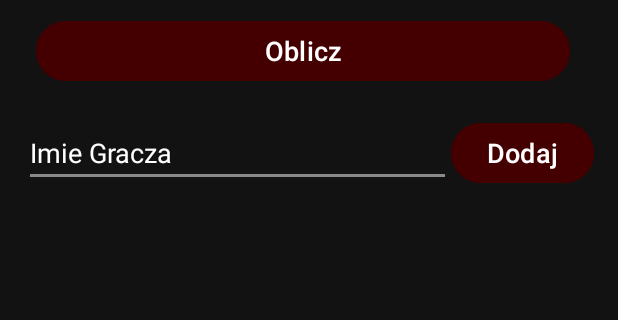
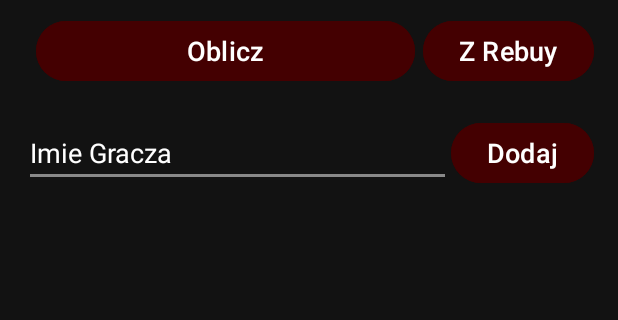
Before and after one commit to PejperO/PokerCalculator, an Android app: the screen it shows after launch (MainActivity), on a phone screen of 412 x 824 dp, the part 226-546 px from its top. Run offline under Robolectric (Android 15) with nearby library versions, the phone set to English and light mode, and no system bars.

Commit message:
switching between options

```diff
--- a/app/src/main/java/com/example/pokercalculator/MainActivity.kt
+++ b/app/src/main/java/com/example/pokercalculator/MainActivity.kt
@@ -21,6 +21,7 @@ class MainActivity : AppCompatActivity() {
     private val cost = mutableListOf<Double>()
     private val rebuy = mutableListOf<Int>()
     private val transferList = mutableListOf<String>()
+    private var useRebuy = true  // Domyślnie używamy rebuy
 
     private lateinit var recyclerView: RecyclerView
     private lateinit var adapter: PlayerAdapter
@@ -31,12 +32,13 @@ class MainActivity : AppCompatActivity() {
         setContentView(R.layout.activity_main)
 
         val buttonAdd = findViewById<Button>(R.id.buttonAdd)
+        val buttonSwitch = findViewById<Button>(R.id.buttonSwitch)
         val editTextName = findViewById<EditText>(R.id.editTextName)
         val buttonCalculate = findViewById<Button>(R.id.buttonCalculate)
         val textViewResult = findViewById<TextView>(R.id.textViewResult)
 
         recyclerView = findViewById(R.id.recyclerViewPlayers)
-        adapter = PlayerAdapter(people, cost, rebuy)
+        adapter = PlayerAdapter(people, cost, rebuy, useRebuy)
         recyclerView.adapter = adapter
         recyclerView.layoutManager = LinearLayoutManager(this)
 
@@ -45,15 +47,24 @@ class MainActivity : AppCompatActivity() {
 
             if (name.isNotEmpty()) {
                 people.add(name)
-                cost.add(0.0)  // Automatically add 0.0 for balance
-                rebuy.add(0)   // Automatically add 0 for rebuy
+                cost.add(0.0)  // Automatycznie ustawiamy 0.0 dla wyniku
+                rebuy.add(0)   // Automatycznie ustawiamy 0 dla rebuy
                 adapter.notifyDataSetChanged()
                 editTextName.text.clear()
             }
         }
 
+        buttonSwitch.setOnClickListener {
+            useRebuy = !useRebuy
+            buttonSwitch.text = if (useRebuy) "Z Rebuy" else "Bez Rebuy"
+            adapter.setUseRebuy(useRebuy) // Aktualizujemy adapter, aby ukryć/pokazać pole rebuy
+            Toast.makeText(this, "Zmieniono tryb na: ${buttonSwitch.text}", Toast.LENGTH_SHORT).show()
+        }
+
         buttonCalculate.setOnClickListener {
-            adjustBalancesForRebuys() // Perform rebuy adjustments
+            if (useRebuy) {
+                adjustBalancesForRebuys()
+            }
             val message = checkValues(cost)
             if (message.isNotEmpty()) {
                 textViewResult.text = message
@@ -77,10 +88,12 @@ class MainActivity : AppCompatActivity() {
     }
 
     private fun adjustBalancesForRebuys() {
+        if (!useRebuy) return // Nie modyfikujemy kosztów, jeśli tryb jest "bez rebuy"
+
         for (i in cost.indices) {
             val rebuyCount = rebuy[i]
             val originalBalance = cost[i]
-            // Adjust balance according to rebuy rules
+            // Odejmujemy bazowe 50 + 50 za każdą wartość rebuy
             val adjustedBalance = originalBalance - 50 - rebuyCount * 50
             cost[i] = adjustedBalance
         }
@@ -132,7 +145,7 @@ class MainActivity : AppCompatActivity() {
         }
 
         val deviation = abs(sum)
-        return if (deviation < 0.01) { // Allow a small tolerance to account for floating-point errors
+        return if (deviation < 0.01) { // Minimalna tolerancja na błędy zmiennoprzecinkowe
             ""
         } else {
             if (sum > 0) {
--- a/app/src/main/java/com/example/pokercalculator/PlayerAdapter.kt
+++ b/app/src/main/java/com/example/pokercalculator/PlayerAdapter.kt
@@ -7,8 +7,12 @@ import android.widget.Button
 import android.widget.EditText
 import androidx.recyclerview.widget.RecyclerView
 
-class PlayerAdapter(private val players: MutableList<String>, private val balances: MutableList<Double>, private val rebuys: MutableList<Int>) :
-    RecyclerView.Adapter<PlayerAdapter.ViewHolder>() {
+class PlayerAdapter(
+    private val players: MutableList<String>,
+    private val balances: MutableList<Double>,
+    private val rebuys: MutableList<Int>,
+    private var useRebuy: Boolean  // Nowa zmienna do kontrolowania trybu
+) : RecyclerView.Adapter<PlayerAdapter.ViewHolder>() {
 
     override fun onCreateViewHolder(parent: ViewGroup, viewType: Int): ViewHolder {
         val view = LayoutInflater.from(parent.context).inflate(R.layout.player_item, parent, false)
@@ -23,6 +27,13 @@ class PlayerAdapter(private val players: MutableList<String>, private val balanc
         return players.size
     }
 
+    fun setUseRebuy(newUseRebuy: Boolean) {
+        if (useRebuy != newUseRebuy) {
+            useRebuy = newUseRebuy
+            notifyItemRangeChanged(0, players.size) // Odśwież tylko istniejące elementy
+        }
+    }
+
     inner class ViewHolder(itemView: View) : RecyclerView.ViewHolder(itemView) {
         private val editTextPlayerName: EditText = itemView.findViewById(R.id.editTextPlayerName)
         private val editTextPlayerBalance: EditText = itemView.findViewById(R.id.editTextPlayerBalance)
@@ -35,7 +46,7 @@ class PlayerAdapter(private val players: MutableList<String>, private val balanc
                 val balanceText = editTextPlayerBalance.text.toString()
                 val rebuyText = editTextPlayerRebuy.text.toString()
                 val balance = if (balanceText.isEmpty()) 0.0 else balanceText.toDouble()
-                val rebuy = if (rebuyText.isEmpty()) 0 else rebuyText.toInt()
+                val rebuy = if (!useRebuy) 0 else if (rebuyText.isEmpty()) 0 else rebuyText.toInt()
                 updatePlayer(adapterPosition, playerName, balance, rebuy)
             }
 
@@ -59,7 +70,15 @@ class PlayerAdapter(private val players: MutableList<String>, private val balanc
         fun bind(player: String, balance: Double, rebuy: Int) {
             editTextPlayerName.setText(player)
             editTextPlayerBalance.setText(balance.toString())
-            editTextPlayerRebuy.setText(rebuy.toString())
+
+            // Pokazuje lub ukrywa pole rebuy w zależności od trybu
+            if (useRebuy) {
+                editTextPlayerRebuy.visibility = View.VISIBLE
+                editTextPlayerRebuy.setText(rebuy.toString())
+            } else {
+                editTextPlayerRebuy.visibility = View.GONE
+                editTextPlayerRebuy.setText("0") // Ustawienie rebuy na 0
+            }
         }
     }
 
--- a/app/src/main/res/layout/activity_main.xml
+++ b/app/src/main/res/layout/activity_main.xml
@@ -50,7 +50,16 @@
             android:backgroundTint="@color/dark_red"
             android:textColor="@android:color/white"
             android:layout_marginStart="8dp"
-            android:layout_marginEnd="16dp"/>
+            android:layout_marginEnd="5dp"/>
+
+        <Button
+            android:id="@+id/buttonSwitch"
+            android:layout_width="wrap_content"
+            android:layout_height="wrap_content"
+            android:backgroundTint="@color/dark_red"
+            android:text="Z Rebuy"
+            android:textColor="@android:color/white"
+            android:textSize="18sp" />
     </LinearLayout>
 
     <ScrollView
--- a/app/src/main/res/layout/player_item.xml
+++ b/app/src/main/res/layout/player_item.xml
@@ -7,7 +7,7 @@
 
     <EditText
         android:id="@+id/editTextPlayerName"
-        android:layout_width="wrap_content"
+        android:layout_width="100dp"
         android:layout_height="match_parent"
         android:layout_weight="1"
         android:backgroundTint="@color/transparent_white"
@@ -18,7 +18,7 @@
 
     <EditText
         android:id="@+id/editTextPlayerBalance"
-        android:layout_width="wrap_content"
+        android:layout_width="70dp"
         android:layout_height="match_parent"
         android:backgroundTint="@color/transparent_white"
         android:hint="Wynik"
@@ -29,7 +29,7 @@
 
     <EditText
         android:id="@+id/editTextPlayerRebuy"
-        android:layout_width="30dp"
+        android:layout_width="50dp"
         android:layout_height="match_parent"
         android:backgroundTint="@color/transparent_white"
         android:hint="Rebuy"
--- a/app/src/main/res/values-night/themes.xml
+++ b/app/src/main/res/values-night/themes.xml
@@ -1,7 +1,8 @@
 <resources xmlns:tools="http://schemas.android.com/tools">
     <!-- Base application theme. -->
     <style name="Base.Theme.PokerCalculator" parent="Theme.Material3.DayNight.NoActionBar">
-        <!-- Customize your dark theme here. -->
-        <!-- <item name="colorPrimary">@color/my_dark_primary</item> -->
+        <item name="colorPrimary">@color/dark_red</item>
+        <item name="colorPrimaryDark">@color/dark_red</item>
+        <item name="colorAccent">@color/dark_red</item>
     </style>
 </resources>
--- a/app/src/main/res/values/themes.xml
+++ b/app/src/main/res/values/themes.xml
@@ -1,8 +1,9 @@
 <resources xmlns:tools="http://schemas.android.com/tools">
     <!-- Base application theme. -->
     <style name="Base.Theme.PokerCalculator" parent="Theme.Material3.DayNight.NoActionBar">
-        <!-- Customize your light theme here. -->
-        <!-- <item name="colorPrimary">@color/my_light_primary</item> -->
+        <item name="colorPrimary">@color/dark_red</item>
+        <item name="colorPrimaryDark">@color/dark_red</item>
+        <item name="colorAccent">@color/dark_red</item>
     </style>
 
     <style name="Theme.PokerCalculator" parent="Base.Theme.PokerCalculator" />
```
